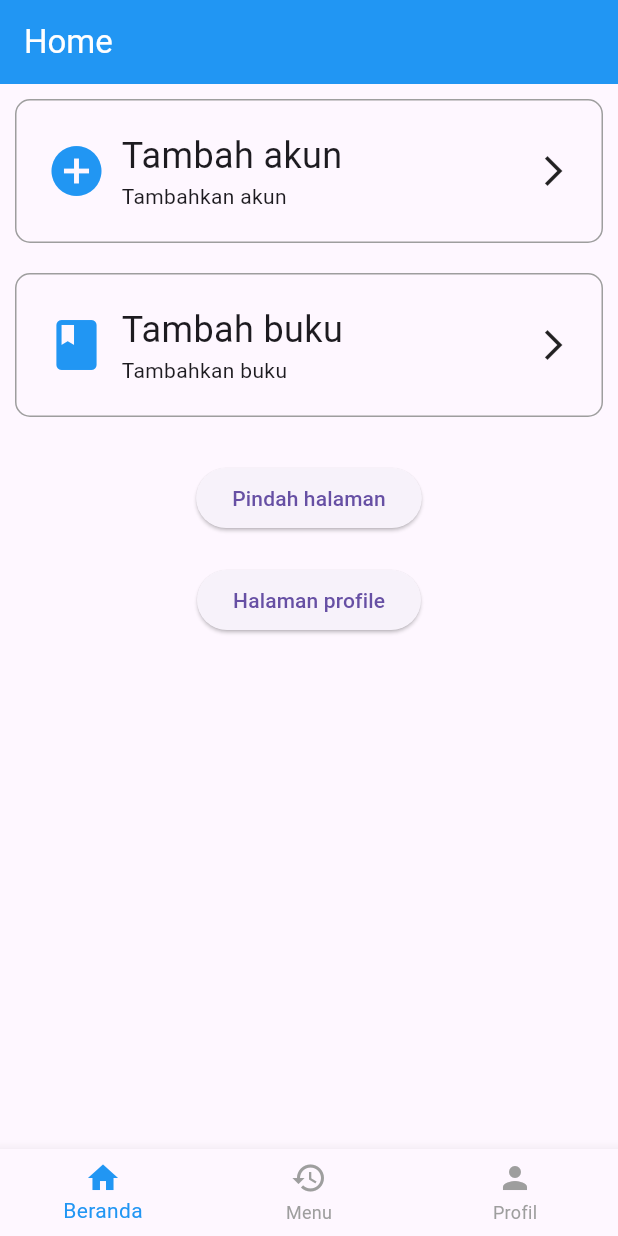
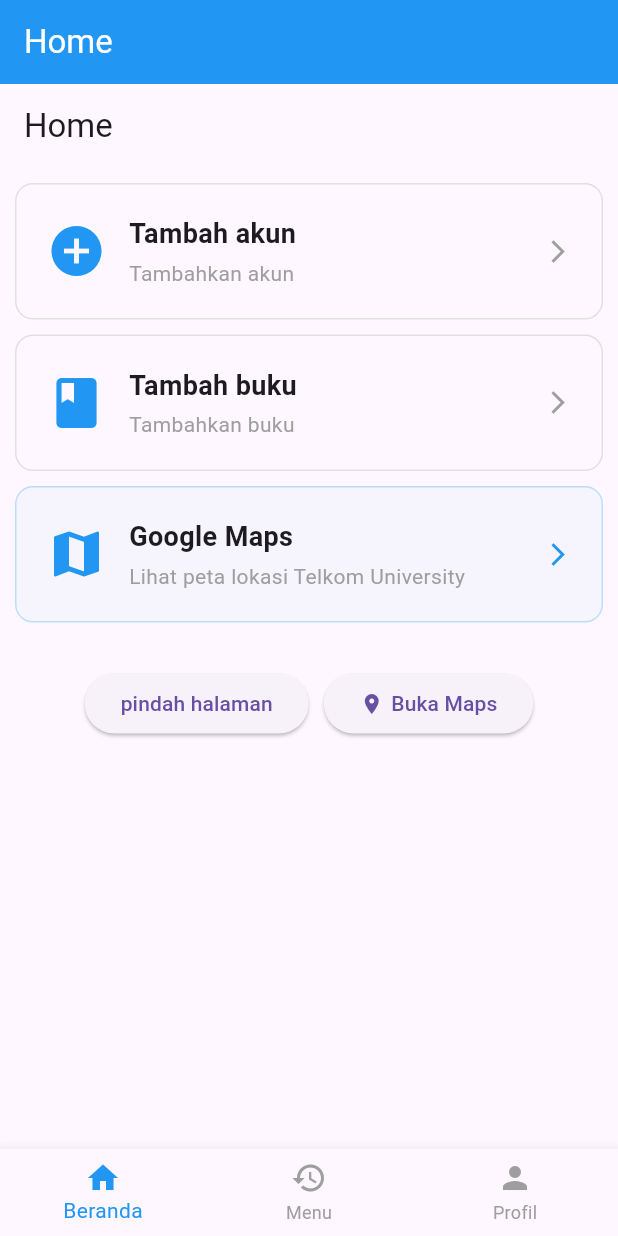
Before and after one commit to taufiq0098/Tugas_3_-PEMROGRAMAN_MOBILE, a Flutter app: the screen it shows after launch, on a phone screen of 412 x 824 dp. Run offline on Flutter 3.47's test engine with Material 3 defaults, Android fonts, the light colour scheme and no system bars; our stand-ins replace google_maps_flutter.

Commit message:
update halaman home dan tambah gesture maps

```diff
--- a/lib/main.dart
+++ b/lib/main.dart
@@ -3,6 +3,7 @@
 import 'pages/halaman_menu.dart';
 import 'pages/profil_page.dart';
 import 'widget/navbar.dart';
+import 'package:google_maps_flutter/google_maps_flutter.dart';
 
 void main() {
   runApp(const MyApp());
--- a/lib/pages/halaman_home.dart
+++ b/lib/pages/halaman_home.dart
@@ -1,6 +1,7 @@
 import 'package:flutter/material.dart';
 import 'halaman_menu.dart';
 import 'halaman_profile.dart';
+import 'halaman_maps.dart';
 
 class HomePage extends StatelessWidget {
   const HomePage({super.key});
@@ -8,58 +9,117 @@
   @override
   Widget build(BuildContext context) {
     return Scaffold(
-      body: Center(
+      appBar: AppBar(
+        title: const Text('Home'),
+      ),
+      body: SingleChildScrollView(
+        child: Padding(
+          padding: const EdgeInsets.all(10.0),
           child: Column(
             children: [
+              // Kotak 1: Tambah Akun
               Container(
-              padding: EdgeInsets.all(20),
-              margin: EdgeInsets.all(10),
+                padding: const EdgeInsets.all(20),
+                margin: const EdgeInsets.only(bottom: 10),
                 decoration: BoxDecoration(
-                border: Border.all(color: Colors.grey),
-                borderRadius: BorderRadius.circular(10),
-              ), // BoxDecoration
+                  border: Border.all(color: Colors.grey.shade300),
+                  borderRadius: BorderRadius.circular(12),
+                ),
                 child: Row(
-                children: [
+                  children: const [
                     Icon(Icons.add_circle, size: 40, color: Colors.blue),
-                  SizedBox(width: 10),
+                    SizedBox(width: 15),
                     Expanded(
                       child: Column(
                         crossAxisAlignment: CrossAxisAlignment.start,
                         children: [
-                        Text("Tambah akun", style: TextStyle(fontSize: 24)),
-                        Text("Tambahkan akun"),
-                      ],
-                    ), // Column
-                  ), // Expanded
-                  Icon(Icons.arrow_forward_ios),
+                          Text("Tambah akun", style: TextStyle(fontSize: 18, fontWeight: FontWeight.bold)),
+                          SizedBox(height: 3),
+                          Text("Tambahkan akun", style: TextStyle(color: Colors.grey)),
                         ],
                       ),
                     ),
+                    Icon(Icons.arrow_forward_ios, size: 18, color: Colors.grey),
+                  ],
+                ),
+              ),
+
+              // Kotak 2: Tambah Buku
               Container(
-              padding: EdgeInsets.all(20),
-              margin: EdgeInsets.all(10),
+                padding: const EdgeInsets.all(20),
+                margin: const EdgeInsets.only(bottom: 10),
                 decoration: BoxDecoration(
-                border: Border.all(color: Colors.grey),
-                borderRadius: BorderRadius.circular(10),
-              ), // BoxDecoration
+                  border: Border.all(color: Colors.grey.shade300),
+                  borderRadius: BorderRadius.circular(12),
+                ),
                 child: Row(
-                children: [
+                  children: const [
                     Icon(Icons.book, size: 40, color: Colors.blue),
-                  SizedBox(width: 10),
+                    SizedBox(width: 15),
                     Expanded(
                       child: Column(
                         crossAxisAlignment: CrossAxisAlignment.start,
                         children: [
-                        Text("Tambah buku", style: TextStyle(fontSize: 24)),
-                        Text("Tambahkan buku"),
-                      ],
-                    ), // Column
-                  ), // Expanded
-                  Icon(Icons.arrow_forward_ios),
+                          Text("Tambah buku", style: TextStyle(fontSize: 18, fontWeight: FontWeight.bold)),
+                          SizedBox(height: 3),
+                          Text("Tambahkan buku", style: TextStyle(color: Colors.grey)),
                         ],
                       ),
                     ),
-            SizedBox(height: 20),
+                    Icon(Icons.arrow_forward_ios, size: 18, color: Colors.grey),
+                  ],
+                ),
+              ),
+
+              // Kotak 3: Google Maps (Seperti Gambar Kedua - Seluruh Kotak Bisa Dipencet)
+              GestureDetector(
+                onTap: () {
+                  // Pindah ke halaman Maps ketika kotak mana saja disentuh
+                  Navigator.push(
+                    context,
+                    MaterialPageRoute(builder: (context) => const halamanMaps()),
+                  );
+                },
+                child: Container(
+                  padding: const EdgeInsets.all(20),
+                  margin: const EdgeInsets.only(bottom: 10),
+                  decoration: BoxDecoration(
+                    color: Colors.blue.shade50.withOpacity(0.3), // Background lembut seperti gambar
+                    border: Border.all(color: Colors.blue.shade100),
+                    borderRadius: BorderRadius.circular(12),
+                  ),
+                  child: Row(
+                    children: const [
+                      Icon(Icons.map, size: 40, color: Colors.blue),
+                      SizedBox(width: 15),
+                      Expanded(
+                        child: Column(
+                          crossAxisAlignment: CrossAxisAlignment.start,
+                          children: [
+                            Text(
+                              "Google Maps",
+                              style: TextStyle(fontSize: 18, fontWeight: FontWeight.bold),
+                            ),
+                            SizedBox(height: 3),
+                            Text(
+                              "Lihat peta lokasi Telkom University",
+                              style: TextStyle(color: Colors.grey),
+                            ),
+                          ],
+                        ),
+                      ),
+                      Icon(Icons.arrow_forward_ios, size: 18, color: Colors.blue),
+                    ],
+                  ),
+                ),
+              ),
+
+              const SizedBox(height: 20),
+
+              // Tombol-tombol di bawah
+              Row(
+                mainAxisAlignment: MainAxisAlignment.center,
+                children: [
                   ElevatedButton(
                     onPressed: () {
                       Navigator.push(
@@ -67,21 +127,30 @@
                         MaterialPageRoute(builder: (context) => const MenuPage()),
                       );
                     },
-              child: const Text('Pindah halaman'),
+                    child: const Text('pindah halaman'),
                   ),
-            SizedBox(height: 20),
+                  const SizedBox(width: 10),
                   ElevatedButton(
                     onPressed: () {
                       Navigator.push(
                         context,
-                  MaterialPageRoute(builder: (context) => const halamanProfile()),
+                        MaterialPageRoute(builder: (context) => const halamanMaps()),
                       );
                     },
-              child: const Text('Halaman profile'),
-            ) // ElevatedButton
+                    child: const Row(
+                      children: [
+                        Icon(Icons.location_on, size: 16),
+                        SizedBox(width: 5),
+                        Text('Buka Maps'),
                       ],
-        ), // Column
-      ), // Center
-    ); // Scaffold
+                    ),
+                  ),
+                ],
+              ),
+            ],
+          ),
+        ),
+      ),
+    );
   }
 }
--- /dev/null
+++ b/lib/pages/halaman_maps.dart
@@ -0,0 +1,37 @@
+import 'package:flutter/material.dart';
+import 'package:google_maps_flutter/google_maps_flutter.dart';
+
+class halamanMaps extends StatefulWidget {
+  const halamanMaps({super.key});
+
+  @override
+  State<halamanMaps> createState() => halamanMapsState();
+}
+
+class halamanMapsState extends State<halamanMaps> {
+  static const LatLng lokasiKampus = LatLng(-6.9720791, 107.6053966);
+
+  final Set<Marker> marker = {
+    const Marker(
+      position: LatLng(-6.9720791, 107.6053966),
+      markerId: MarkerId('lokasi_kampus'),
+      infoWindow: InfoWindow(
+        title: 'Telkom University',
+        snippet: 'Jl. Telekomunikasi Bandung',
+      ), // InfoWindow
+    ), // Marker
+  };
+@override
+  Widget build(BuildContext context) {
+    return Scaffold(
+      appBar: AppBar(title: const Text('Google Maps Flutter')),
+      body: GoogleMap(
+        initialCameraPosition: const CameraPosition(
+          target: lokasiKampus,
+          zoom: 15,
+        ), // CameraPosition
+        markers: marker,
+      ), // GoogleMap
+    ); // Scaffold
+  }
+}
--- a/pubspec.yaml
+++ b/pubspec.yaml
@@ -34,6 +34,7 @@
   # The following adds the Cupertino Icons font to your application.
   # Use with the CupertinoIcons class for iOS style icons.
   cupertino_icons: ^1.0.8
+  google_maps_flutter: ^2.19.0
 
 dev_dependencies:
   flutter_test:
```
Also changed, not shown: pubspec.lock, 2 other files. Lines whose indentation alone changed are shown as unchanged.
